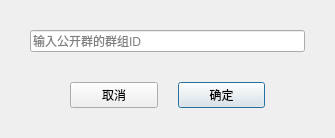
First picture: the form in JChat/InputGroupId.ui, repository jpush/jchat-windows, before the edit.
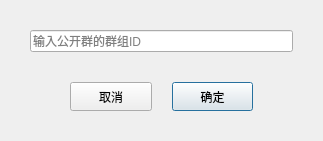
Second picture: the form after the edit.

What changed in the file:
```diff
--- a/JChat/InputGroupId.ui
+++ b/JChat/InputGroupId.ui
@@ -6,8 +6,8 @@
    <rect>
     <x>0</x>
     <y>0</y>
-    <width>335</width>
-    <height>138</height>
+    <width>323</width>
+    <height>141</height>
    </rect>
   </property>
   <property name="windowTitle">
```
